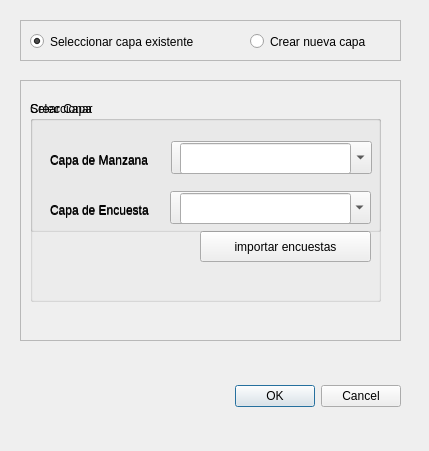
First picture: the form in resources/layers_panel_dialog.ui, repository EL-BID/ramales, before the edit.
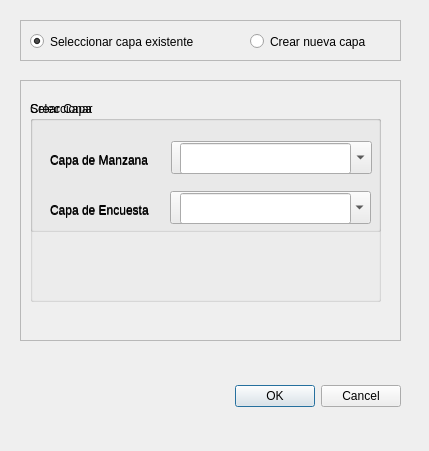
Second picture: the form after the edit. Icons and pictures are not drawn.

Commit message: adding import button and confirmation dialog

```diff
--- a/resources/layers_panel_dialog.ui
+++ b/resources/layers_panel_dialog.ui
@@ -153,22 +153,6 @@
        <string>Capa de Encuesta</string>
       </property>
      </widget>
-     <widget class="QPushButton" name="importSurveysButton">
-      <property name="geometry">
-       <rect>
-        <x>170</x>
-        <y>130</y>
-        <width>171</width>
-        <height>31</height>
-       </rect>
-      </property>
-      <property name="text">
-       <string>importar encuestas</string>
-      </property>
-      <property name="icon">
-       <iconset theme="reload"/>
-      </property>
-     </widget>
     </widget>
     <widget class="QGroupBox" name="createLayersGroupBox">
      <property name="enabled">
```
The commit also changes 3 other files.
